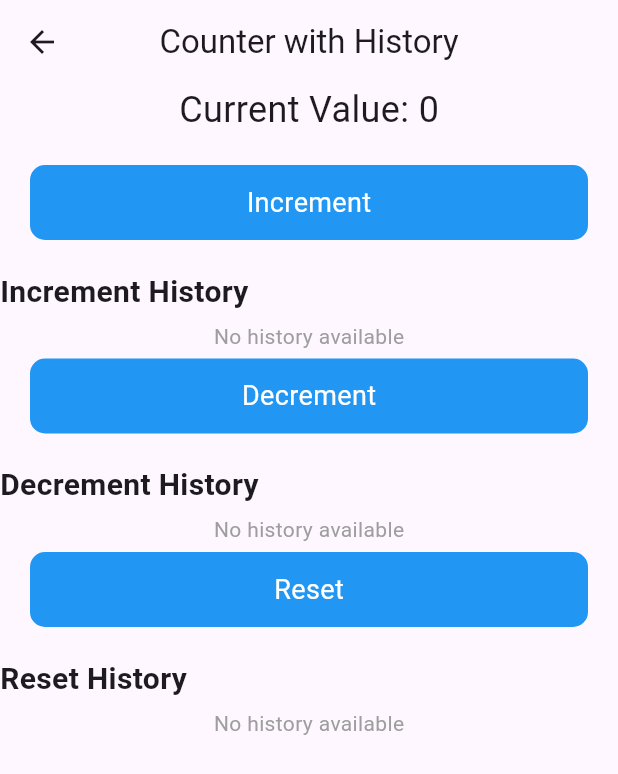
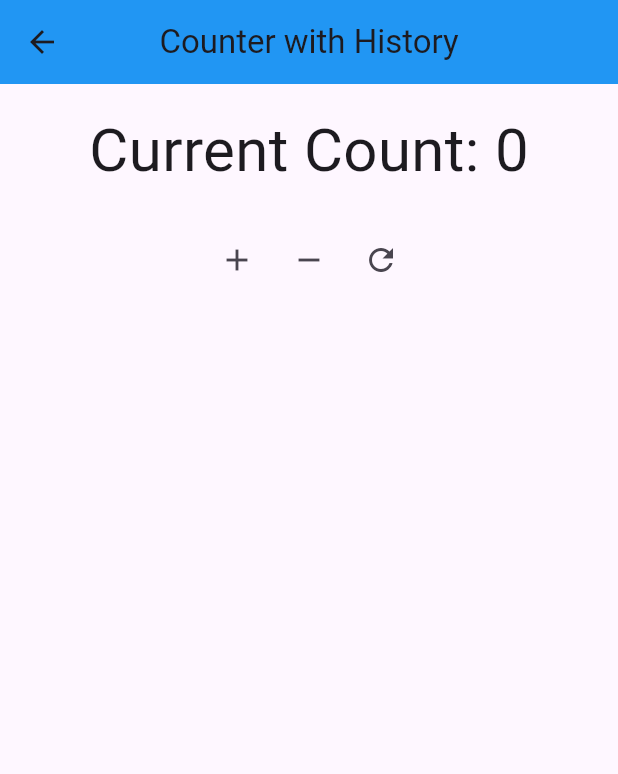
Before and after one commit to Prasannata1Baniya/flutter_provider_projects, a Flutter app: the CounterAppWithHistory screen opened directly, on a phone screen of 412 x 824 dp. Shown: the top 774 px of the screen. Run offline on Flutter 3.47's test engine with Material 3 defaults, Android fonts, the phone set to English and light mode, and no system bars.

Commit message:
Initial Commit

```diff
--- a/lib/project-1/counter_app.dart
+++ b/lib/project-1/counter_app.dart
@@ -9,8 +9,14 @@ class CounterApp extends StatelessWidget {
   Widget build(BuildContext context) {
     return SafeArea(
       child: Scaffold(
+        appBar:AppBar(
+          title:const Text("Counter App"),
+          centerTitle: true,
+          backgroundColor: Colors.blue,
+        ),
         body: Center(
-           child: Text("${Provider.of<CounterProvider>(context,listen: true).getCount()}"),
+           child: Text("${Provider.of<CounterProvider>(context,listen: true).getCount()}",
+           style:const TextStyle(fontSize:40)),
         ),
         floatingActionButton:Row(
           mainAxisAlignment: MainAxisAlignment.center,
--- a/lib/project-2/catalog_page.dart
+++ b/lib/project-2/catalog_page.dart
@@ -18,6 +18,7 @@ class CatalogPage extends StatelessWidget {
     return Scaffold(
       appBar: AppBar(
         title: const Center(child: Text("Shopping Cart App")),
+        backgroundColor: Colors.blue,
         actions: [
           IconButton(
             icon: const Icon(Icons.shopping_cart),
@@ -55,6 +56,9 @@ class CatalogPage extends StatelessWidget {
                 ),
                 Text('\$${product.price.toStringAsFixed(2)}'),
                 ElevatedButton(
+                  style: ElevatedButton.styleFrom(
+                    backgroundColor: Colors.black,
+                  ),
                   onPressed: () {
                     Provider.of<CartProvider>(context, listen: false)
                         .addItem(product);
--- a/lib/project-2/shopping_cart.dart
+++ b/lib/project-2/shopping_cart.dart
@@ -14,6 +14,8 @@ class ShoppingCart extends StatelessWidget {
     return Scaffold(
       appBar: AppBar(
         title: const Text("Your Cart"),
+        centerTitle: true,
+        backgroundColor: Colors.blue,
       ),
       body: cartItems.isEmpty
           ? const Center(
--- a/lib/project-4/stop_watch.dart
+++ b/lib/project-4/stop_watch.dart
@@ -13,6 +13,7 @@ class StopwatchScreen extends StatelessWidget {
       child: Scaffold(
         appBar: AppBar(
           title: const Text('Stopwatch'),
+          centerTitle: true,
           backgroundColor: Colors.blue,
         ),
         body: Center(
--- a/lib/project-5/counter_provider.dart
+++ b/lib/project-5/counter_provider.dart
@@ -3,33 +3,28 @@ import 'package:flutter/material.dart';
 
 class CounterHistoryProvider with ChangeNotifier{
      int _count=0;
-    final List<int> _incrementHistory = [];
-     final List<int> _decrementHistory = [];
-     final List<int> _resetHistory = [];
+     final List<int> _history=[];
 
    int get count=>_count;
-  List<int> get incrementHistory=> _incrementHistory;
-     List<int> get decrementHistory=> _decrementHistory;
-     List<int> get resetHistory=> _resetHistory;
-
+  List<int> get history=> _history;
 
   //increment
   void increment(){
     _count++;
-    _incrementHistory.add(_count);
+    _history.add(_count);
     notifyListeners();
   }
   //decrement
 void decrement(){
     _count--;
-    _decrementHistory.add(_count);
+    _history.add(_count);
     notifyListeners();
 }
 
   //reset
 void reset(){
   _count=0;
-  _resetHistory.add(_count);
+  _history.add(_count);
   notifyListeners();
 }
 
--- a/lib/project-5/counter_with_history.dart
+++ b/lib/project-5/counter_with_history.dart
@@ -12,105 +12,68 @@ class CounterAppWithHistory extends StatelessWidget {
         appBar: AppBar(
           title: const Text("Counter with History"),
           centerTitle: true,
+          backgroundColor: Colors.blue,
         ),
-        body: Consumer<CounterHistoryProvider>(builder: (ctx, counter, child) {
-          return SingleChildScrollView(
+        body: Padding(
+      padding: const EdgeInsets.all(16.0),
       child: Column(
-              crossAxisAlignment: CrossAxisAlignment.center,
         children: [
-                Text(
-                  'Current Value: ${counter.count}',
-                  style: const TextStyle(fontSize: 24),
+          // Display current count
+          Consumer<CounterHistoryProvider>(
+            builder: (context, counter, child) {
+              return Text(
+                'Current Count: ${counter.count}',
+                style:const TextStyle(fontSize: 40),
+              );
+            },
           ),
           const SizedBox(height: 20),
 
-                // Increment Button
-                button("Increment", () {
-                  ctx.read<CounterHistoryProvider>().increment();
-                }),
-                const SizedBox(height: 20),
-                historySection(
-                  title: "Increment History",
-                  history: counter.incrementHistory,
+          // Buttons to increment, decrement, and reset counter
+          Row(
+            mainAxisAlignment: MainAxisAlignment.center,
+            children: [
+              IconButton(
+                icon: const Icon(Icons.add),
+                onPressed: () {
+                  context.read<CounterHistoryProvider>().increment();
+                },
               ),
-
-                // Decrement Button
-                button("Decrement", () {
-                  ctx.read<CounterHistoryProvider>().decrement();
-                }),
-                const SizedBox(height: 20),
-                historySection(
-                  title: "Decrement History",
-                  history: counter.decrementHistory,
+              IconButton(
+                icon: const Icon(Icons.remove),
+                onPressed: () {
+                  context.read<CounterHistoryProvider>().decrement();
+                },
               ),
-
-                // Reset Button
-                button("Reset", () {
-                  ctx.read<CounterHistoryProvider>().reset();
-                }),
-                const SizedBox(height: 20),
-                historySection(
-                  title: "Reset History",
-                  history: counter.resetHistory,
+              IconButton(
+                icon: const Icon(Icons.refresh),
+                onPressed: () {
+                  context.read<CounterHistoryProvider>().reset();
+                },
               ),
             ],
           ),
+          const SizedBox(height: 20),
+
+          // Display history
+          Expanded(
+            child: Consumer<CounterHistoryProvider>(
+              builder: (context, counter, child) {
+                return ListView.builder(
+                  itemCount: counter.history.length,
+                  itemBuilder: (context, index) {
+                    return ListTile(
+                      title: Text('History: ${counter.history[index]}'),
                     );
-        }),
+                  },
+                );
+              },
             ),
-    );
-  }
-
-  // Reusable Button Widget
-  GestureDetector button(String txt, Function() onTap) {
-    return GestureDetector(
-      onTap: onTap,
-      child: Container(
-        height: 50,
-        margin: const EdgeInsets.symmetric(horizontal: 20),
-        decoration: BoxDecoration(
-          color: Colors.blue,
-          borderRadius: BorderRadius.circular(10),
           ),
-        alignment: Alignment.center,
-        child: Text(
-          txt,
-          style: const TextStyle(color: Colors.white, fontSize: 18),
+        ],
+      ),
     ),
     ),
     );
   }
-
-  // Reusable History Section Widget
-  Widget historySection({required String title, required List<int> history}) {
-    return Column(
-      crossAxisAlignment: CrossAxisAlignment.start,
-      children: [
-        Text(
-          title,
-          style: const TextStyle(fontSize: 20, fontWeight: FontWeight.bold),
-        ),
-        SizedBox(
-          height: history.isNotEmpty ? 150 : 30, // Adjust height dynamically
-          child: history.isNotEmpty
-              ? ListView.builder(
-            shrinkWrap: true,
-            itemCount: history.length,
-            itemBuilder: (context, index) {
-              return ListTile(
-                leading: const Icon(Icons.history),
-                title: Text("Value: ${history[index]}"),
-              );
-            },
-          )
-              : const Center(
-            child: Text(
-              "No history available",
-              style: TextStyle(color: Colors.grey),
-            ),
-          ),
-        ),
-      ],
-    );
 }
-}
```
Lines whose indentation alone changed are shown as unchanged.
